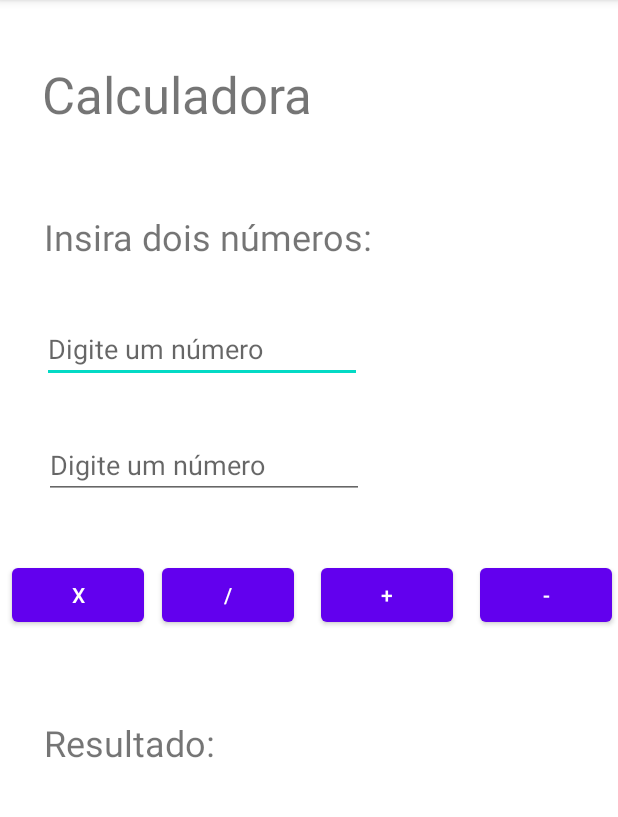
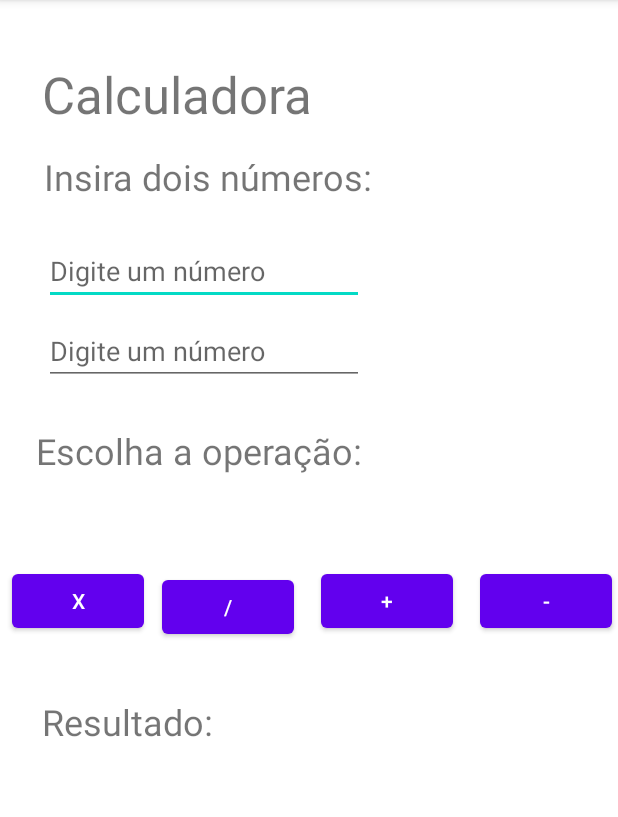
Before and after one commit to Lellonardo/MyApplicationWagner2, an Android app: the TelaP screen opened directly, with no data from a screen before it, on a phone screen of 412 x 824 dp, the part 84-901 px from its top. Run offline under Robolectric (Android 15) with nearby library versions, the phone set to English and light mode, and no system bars.

Commit message:
Final quase quase

```diff
--- a/app/src/main/java/com/example/myapplication/TelaP.java
+++ b/app/src/main/java/com/example/myapplication/TelaP.java
@@ -22,6 +22,9 @@ public class TelaP extends AppCompatActivity {
         txtNum1 = (EditText) findViewById(R.id.txtNum1);
         txtNum2 = (EditText) findViewById(R.id.txtNum2);
         btnMais = (Button) findViewById(R.id.btnMais);
+        btnMenos = (Button) findViewById(R.id.bntMenos);
+        btnVezes = (Button) findViewById(R.id.bntVezes);
+        btnDividir = (Button) findViewById(R.id.btntDividir);
         txtResul = (TextView) findViewById(R.id.txtResul);
 
         btnMais.setOnClickListener(new View.OnClickListener() {
--- a/app/src/main/res/layout/activity_tela_p.xml
+++ b/app/src/main/res/layout/activity_tela_p.xml
@@ -11,12 +11,13 @@
         android:layout_width="wrap_content"
         android:layout_height="wrap_content"
         android:layout_marginStart="29dp"
-        android:layout_marginTop="36dp"
+        android:layout_marginTop="24dp"
         android:layout_marginEnd="172dp"
         android:ems="10"
         android:hint="Digite um número"
         android:inputType="textPersonName"
         app:layout_constraintEnd_toEndOf="parent"
+        app:layout_constraintHorizontal_bias="0.0"
         app:layout_constraintStart_toStartOf="parent"
         app:layout_constraintTop_toBottomOf="@+id/textView6" />
 
@@ -25,7 +26,7 @@
         android:layout_width="wrap_content"
         android:layout_height="wrap_content"
         android:layout_marginStart="29dp"
-        android:layout_marginTop="32dp"
+        android:layout_marginTop="8dp"
         android:layout_marginEnd="172dp"
         android:ems="10"
         android:hint="Digite um número"
@@ -54,7 +55,7 @@
         android:layout_width="wrap_content"
         android:layout_height="wrap_content"
         android:layout_marginStart="29dp"
-        android:layout_marginTop="56dp"
+        android:layout_marginTop="16dp"
         android:layout_marginEnd="165dp"
         android:text="Insira dois números:"
         android:textSize="24sp"
@@ -64,26 +65,15 @@
         app:layout_constraintTop_toBottomOf="@+id/textView5" />
 
     <Button
-        android:id="@+id/bntDividir"
-        android:layout_width="wrap_content"
-        android:layout_height="wrap_content"
-        android:layout_marginStart="8dp"
-        android:layout_marginTop="40dp"
-        android:text="/"
-        app:layout_constraintEnd_toStartOf="@+id/btnMais"
-        app:layout_constraintStart_toEndOf="@+id/bntVezes"
-        app:layout_constraintTop_toBottomOf="@+id/txtNum2" />
-
-    <Button
         android:id="@+id/btnMais"
         android:layout_width="wrap_content"
         android:layout_height="wrap_content"
         android:layout_marginStart="13dp"
-        android:layout_marginTop="40dp"
+        android:layout_marginTop="120dp"
         android:layout_marginEnd="14dp"
         android:text="+"
         app:layout_constraintEnd_toStartOf="@+id/bntMenos"
-        app:layout_constraintStart_toEndOf="@+id/bntDividir"
+        app:layout_constraintStart_toEndOf="@+id/btntDividir"
         app:layout_constraintTop_toBottomOf="@+id/txtNum2" />
 
     <Button
@@ -91,9 +81,9 @@
         android:layout_width="wrap_content"
         android:layout_height="wrap_content"
         android:layout_marginStart="4dp"
-        android:layout_marginTop="40dp"
+        android:layout_marginTop="120dp"
         android:text="X"
-        app:layout_constraintEnd_toStartOf="@+id/bntDividir"
+        app:layout_constraintEnd_toStartOf="@+id/btntDividir"
         app:layout_constraintStart_toStartOf="parent"
         app:layout_constraintTop_toBottomOf="@+id/txtNum2" />
 
@@ -101,22 +91,33 @@
         android:id="@+id/bntMenos"
         android:layout_width="wrap_content"
         android:layout_height="wrap_content"
-        android:layout_marginTop="40dp"
+        android:layout_marginTop="120dp"
         android:text="-"
         app:layout_constraintEnd_toEndOf="parent"
         app:layout_constraintStart_toEndOf="@+id/btnMais"
+        app:layout_constraintTop_toBottomOf="@+id/txtNum2" />
+
+    <Button
+        android:id="@+id/btntDividir"
+        android:layout_width="wrap_content"
+        android:layout_height="wrap_content"
+        android:layout_marginStart="8dp"
+        android:layout_marginTop="124dp"
+        android:text="/"
+        app:layout_constraintEnd_toStartOf="@+id/btnMais"
+        app:layout_constraintStart_toEndOf="@+id/bntVezes"
         app:layout_constraintTop_toBottomOf="@+id/txtNum2" />
 
     <TextView
         android:id="@+id/textView7"
         android:layout_width="wrap_content"
         android:layout_height="wrap_content"
-        android:layout_marginStart="29dp"
-        android:layout_marginTop="58dp"
+        android:layout_marginStart="28dp"
+        android:layout_marginTop="36dp"
         android:text="Resultado:"
         android:textSize="24sp"
         app:layout_constraintStart_toStartOf="parent"
-        app:layout_constraintTop_toBottomOf="@+id/bntDividir" />
+        app:layout_constraintTop_toBottomOf="@+id/btntDividir" />
 
     <TextView
         android:id="@+id/txtResul"
@@ -125,8 +126,23 @@
         android:layout_marginStart="104dp"
         android:layout_marginTop="20dp"
         android:layout_marginBottom="16dp"
+        android:textAlignment="center"
+        android:textSize="34sp"
         app:layout_constraintBottom_toBottomOf="parent"
         app:layout_constraintStart_toStartOf="parent"
         app:layout_constraintTop_toBottomOf="@+id/textView7"
-        app:layout_constraintVertical_bias="0.32" />
+        app:layout_constraintVertical_bias="0.225" />
+
+    <TextView
+        android:id="@+id/textView8"
+        android:layout_width="wrap_content"
+        android:layout_height="wrap_content"
+        android:layout_marginStart="24dp"
+        android:layout_marginTop="27dp"
+        android:layout_marginBottom="60dp"
+        android:text="Escolha a operação:"
+        android:textSize="24sp"
+        app:layout_constraintBottom_toTopOf="@+id/btnMais"
+        app:layout_constraintStart_toStartOf="parent"
+        app:layout_constraintTop_toBottomOf="@+id/txtNum2" />
 </androidx.constraintlayout.widget.ConstraintLayout>
```
